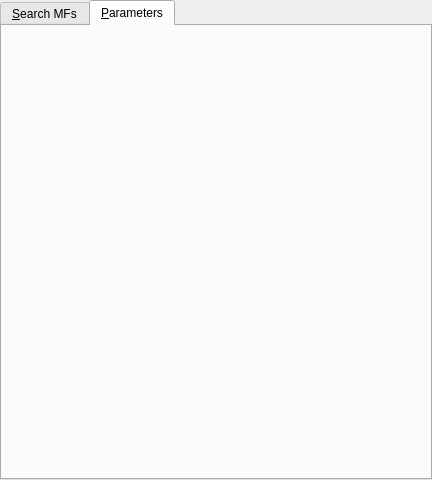
mhagar/MzKit, file gui/resources/FormulaFinderWindow.ui: the form before one commit.
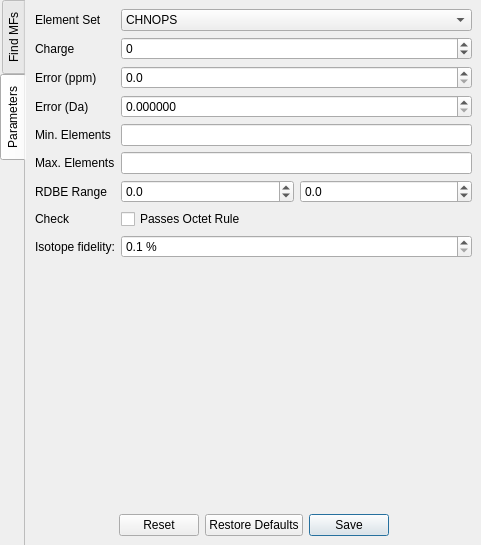
The form after the commit. The open tabs and pages were chosen to show the change. Custom widgets are drawn as their Qt base class.

The edit to the form file:
```diff
--- a/gui/resources/FormulaFinderWindow.ui
+++ b/gui/resources/FormulaFinderWindow.ui
@@ -6,14 +6,14 @@
    <rect>
     <x>0</x>
     <y>0</y>
-    <width>432</width>
-    <height>480</height>
+    <width>481</width>
+    <height>545</height>
    </rect>
   </property>
   <property name="windowTitle">
    <string>Form</string>
   </property>
-  <layout class="QVBoxLayout" name="verticalLayout">
+  <layout class="QVBoxLayout" name="verticalLayout_3">
    <property name="spacing">
     <number>0</number>
    </property>
@@ -30,15 +30,32 @@
     <number>0</number>
    </property>
    <item>
+    <layout class="QVBoxLayout" name="verticalLayout">
+     <property name="spacing">
+      <number>0</number>
+     </property>
+     <property name="bottomMargin">
+      <number>0</number>
+     </property>
+     <item>
     <widget class="QTabWidget" name="tabWidget">
+       <property name="tabPosition">
+        <enum>QTabWidget::West</enum>
+       </property>
      <property name="currentIndex">
       <number>0</number>
      </property>
+       <property name="documentMode">
+        <bool>true</bool>
+       </property>
+       <property name="tabsClosable">
+        <bool>false</bool>
+       </property>
      <widget class="QWidget" name="tab">
       <attribute name="title">
-       <string>&amp;Search MFs</string>
-      </attribute>
-      <layout class="QVBoxLayout" name="verticalLayout_2" stretch="0,0,0,0,0,10">
+         <string>Find MFs</string>
+        </attribute>
+        <layout class="QVBoxLayout" name="verticalLayout_4">
        <item>
         <widget class="QLabel" name="label">
          <property name="text">
@@ -124,10 +141,201 @@
      </widget>
      <widget class="QWidget" name="tab_2">
       <attribute name="title">
-       <string>&amp;Parameters</string>
-      </attribute>
-     </widget>
-    </widget>
+         <string>Parameters</string>
+        </attribute>
+        <layout class="QVBoxLayout" name="verticalLayout_5">
+         <item>
+          <layout class="QVBoxLayout" name="verticalLayout_6">
+           <item>
+            <layout class="QFormLayout" name="formLayout">
+             <item row="0" column="0">
+              <widget class="QLabel" name="label_3">
+               <property name="text">
+                <string>Element Set</string>
+               </property>
+              </widget>
+             </item>
+             <item row="0" column="1">
+              <widget class="QComboBox" name="comboElementSet">
+               <item>
+                <property name="text">
+                 <string>CHNOPS</string>
+                </property>
+               </item>
+               <item>
+                <property name="text">
+                 <string>CHNOPS + Halogens</string>
+                </property>
+               </item>
+              </widget>
+             </item>
+             <item row="1" column="0">
+              <widget class="QLabel" name="label_4">
+               <property name="text">
+                <string>Charge</string>
+               </property>
+              </widget>
+             </item>
+             <item row="1" column="1">
+              <widget class="QSpinBox" name="spinCharge">
+               <property name="minimum">
+                <number>-5</number>
+               </property>
+               <property name="maximum">
+                <number>5</number>
+               </property>
+              </widget>
+             </item>
+             <item row="2" column="0">
+              <widget class="QLabel" name="label_5">
+               <property name="text">
+                <string>Error (ppm)</string>
+               </property>
+              </widget>
+             </item>
+             <item row="2" column="1">
+              <widget class="QDoubleSpinBox" name="spinErrorPpm">
+               <property name="decimals">
+                <number>1</number>
+               </property>
+               <property name="maximum">
+                <double>999999.000000000000000</double>
+               </property>
+              </widget>
+             </item>
+             <item row="3" column="0">
+              <widget class="QLabel" name="label_6">
+               <property name="text">
+                <string>Error (Da)</string>
+               </property>
+              </widget>
+             </item>
+             <item row="3" column="1">
+              <widget class="QDoubleSpinBox" name="spinErrorDa">
+               <property name="decimals">
+                <number>6</number>
+               </property>
+               <property name="maximum">
+                <double>1.000000000000000</double>
+               </property>
+              </widget>
+             </item>
+             <item row="4" column="0">
+              <widget class="QLabel" name="label_7">
+               <property name="text">
+                <string>Min. Elements</string>
+               </property>
+              </widget>
+             </item>
+             <item row="4" column="1">
+              <widget class="QLineEdit" name="lineMinCounts"/>
+             </item>
+             <item row="5" column="0">
+              <widget class="QLabel" name="label_8">
+               <property name="text">
+                <string>Max. Elements</string>
+               </property>
+              </widget>
+             </item>
+             <item row="5" column="1">
+              <widget class="QLineEdit" name="lineMaxCounts"/>
+             </item>
+             <item row="6" column="0">
+              <widget class="QLabel" name="label_9">
+               <property name="text">
+                <string>RDBE Range</string>
+               </property>
+              </widget>
+             </item>
+             <item row="6" column="1">
+              <layout class="QHBoxLayout" name="horizontalLayout_2">
+               <item>
+                <widget class="QDoubleSpinBox" name="spinRDBEMin">
+                 <property name="decimals">
+                  <number>1</number>
+                 </property>
+                 <property name="minimum">
+                  <double>-2.000000000000000</double>
+                 </property>
+                 <property name="maximum">
+                  <double>9999.000000000000000</double>
+                 </property>
+                </widget>
+               </item>
+               <item>
+                <widget class="QDoubleSpinBox" name="spinRDBEMax">
+                 <property name="decimals">
+                  <number>1</number>
+                 </property>
+                 <property name="minimum">
+                  <double>-2.000000000000000</double>
+                 </property>
+                 <property name="maximum">
+                  <double>9999.000000000000000</double>
+                 </property>
+                </widget>
+               </item>
+              </layout>
+             </item>
+             <item row="7" column="0">
+              <widget class="QLabel" name="label_10">
+               <property name="text">
+                <string>Check</string>
+               </property>
+              </widget>
+             </item>
+             <item row="7" column="1">
+              <widget class="QCheckBox" name="checkOctet">
+               <property name="text">
+                <string>Passes Octet Rule</string>
+               </property>
+              </widget>
+             </item>
+             <item row="8" column="0">
+              <widget class="QLabel" name="label_21">
+               <property name="text">
+                <string>Isotope fidelity:</string>
+               </property>
+              </widget>
+             </item>
+             <item row="8" column="1">
+              <widget class="QDoubleSpinBox" name="spinIsotopeFidelity">
+               <property name="suffix">
+                <string> %</string>
+               </property>
+               <property name="decimals">
+                <number>1</number>
+               </property>
+               <property name="minimum">
+                <double>0.100000000000000</double>
+               </property>
+               <property name="maximum">
+                <double>99.000000000000000</double>
+               </property>
+              </widget>
+             </item>
+            </layout>
+           </item>
+           <item>
+            <widget class="QDialogButtonBox" name="btnConfigBox">
+             <property name="contextMenuPolicy">
+              <enum>Qt::DefaultContextMenu</enum>
+             </property>
+             <property name="standardButtons">
+              <set>QDialogButtonBox::Reset|QDialogButtonBox::RestoreDefaults|QDialogButtonBox::Save</set>
+             </property>
+             <property name="centerButtons">
+              <bool>true</bool>
+             </property>
+            </widget>
+           </item>
+          </layout>
+         </item>
+        </layout>
+       </widget>
+      </widget>
+     </item>
+    </layout>
    </item>
   </layout>
  </widget>
```
Left out of the diff: 74 changed lines with no effect on the pictures. Lines whose indentation alone changed are shown as unchanged.
